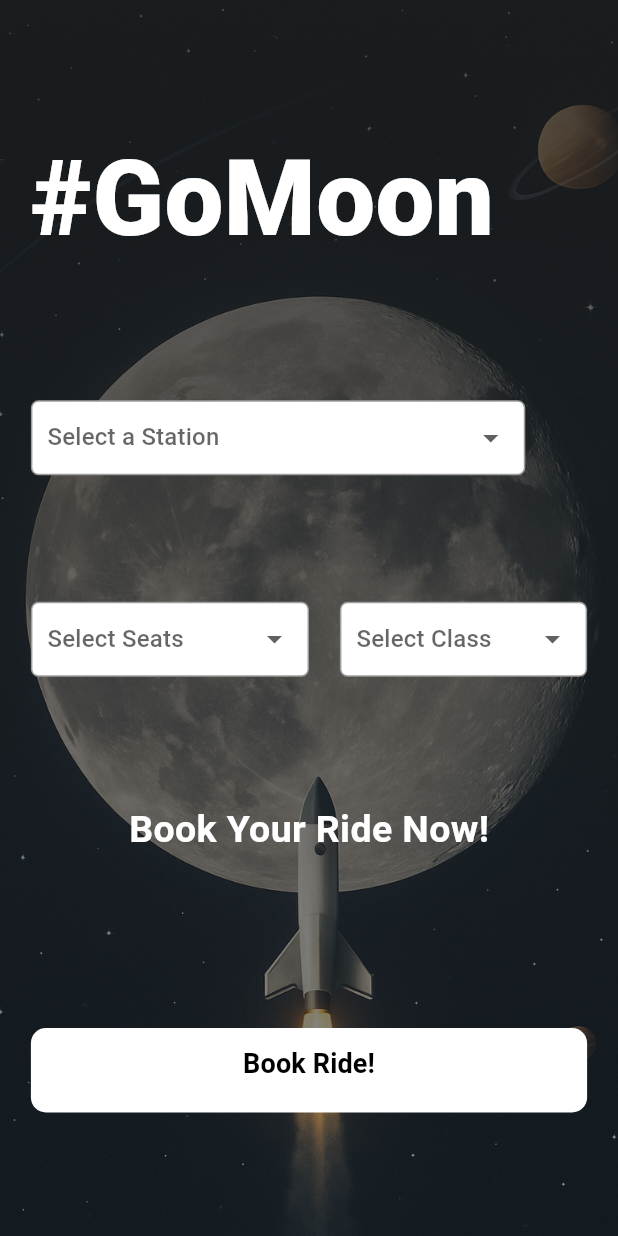
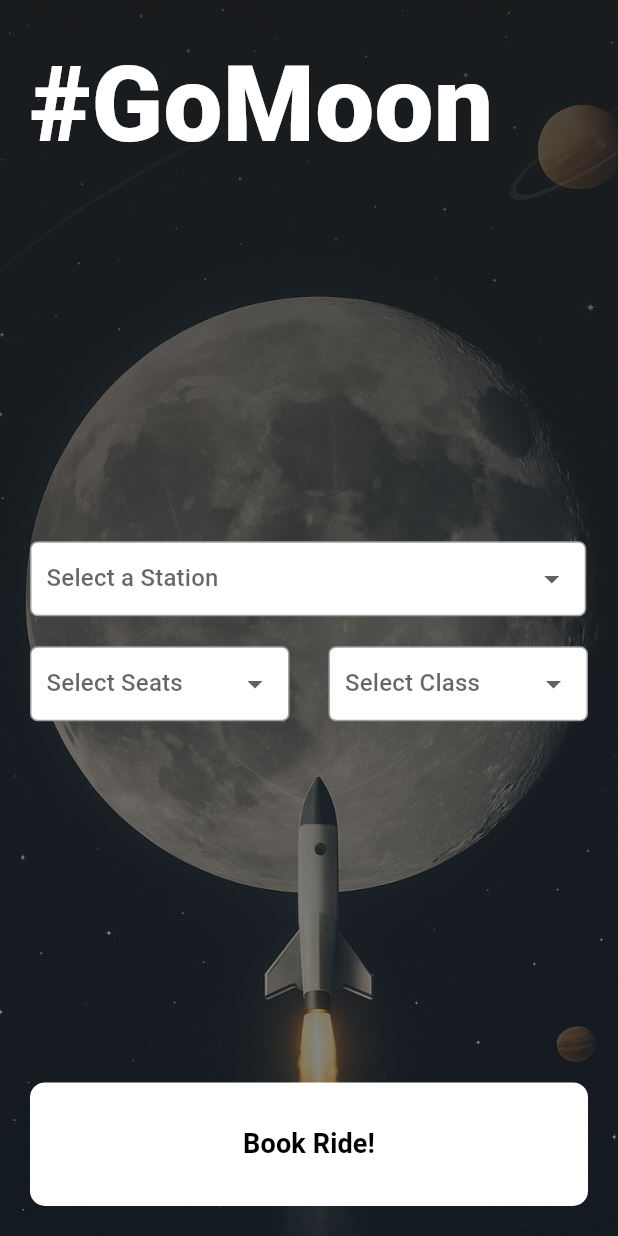
Before and after one commit to RANGIRA46/gomoon_flutter_app, a Flutter app: the screen it shows after launch, on a phone screen of 412 x 824 dp. Run offline on Flutter 3.47's test engine with Material 3 defaults, Android fonts, the phone set to English and light mode, and no system bars.

Commit message:
made some widget alignment

```diff
--- a/lib/pages/home_page.dart
+++ b/lib/pages/home_page.dart
@@ -22,22 +22,17 @@ class _HomePageState extends State<HomePage> {
     return Scaffold(
       body: Stack(
         children: [
-          _astroImageWidget(), // Background image
+          _astroImageWidget(deviceHeight, deviceWidth), // Background image
+          _gradientOverlay(deviceHeight, deviceWidth), // Gradient overlay
           SafeArea(
-            child: _buildGradientContainer(
             child: Column(
               mainAxisAlignment: MainAxisAlignment.spaceBetween,
-                mainAxisSize: MainAxisSize.max,
               crossAxisAlignment: CrossAxisAlignment.start,
               children: [
-                  _pageTitle(), // Centered title
-                  _stationDropdown(deviceWidth), // Station dropdown
-                  _travellerDropdown(deviceWidth), // Dropdown for number of travelers and class
-                  _bookRideWidget(deviceHeight, deviceWidth), // Book ride widget
+                _pageTitle(), // Title at the top
+                _formSection(deviceWidth), // Form section for dropdowns
+                _bookRideWidget(deviceHeight, deviceWidth), // Book ride section
               ],
-              ),
-              deviceHeight: deviceHeight,
-              deviceWidth: deviceWidth,
             ),
           ),
         ],
@@ -47,19 +42,24 @@ class _HomePageState extends State<HomePage> {
 
   /// Widget for the page title
   Widget _pageTitle() {
-    return const Text(
+    return const Padding(
+      padding: EdgeInsets.all(20),
+      child: Text(
         "#GoMoon",
         style: TextStyle(
           fontSize: 70,
           fontWeight: FontWeight.w800,
           color: Colors.white,
         ),
+      ),
     );
   }
 
   /// Widget for the astronaut background image
-  Widget _astroImageWidget() {
+  Widget _astroImageWidget(double deviceHeight, double deviceWidth) {
     return Container(
+      height: deviceHeight,
+      width: deviceWidth,
       decoration: const BoxDecoration(
         image: DecorationImage(
           image: AssetImage('assets/images/home_background.png'),
@@ -69,11 +69,44 @@ class _HomePageState extends State<HomePage> {
     );
   }
 
+  /// Widget for the gradient overlay
+  Widget _gradientOverlay(double deviceHeight, double deviceWidth) {
+    return Container(
+      height: deviceHeight,
+      width: deviceWidth,
+      decoration: const BoxDecoration(
+        gradient: LinearGradient(
+          colors: [
+            Color.fromRGBO(31, 31, 31, 0.8),
+            Color.fromRGBO(31, 31, 31, 0.5),
+          ],
+          begin: Alignment.topCenter,
+          end: Alignment.bottomCenter,
+        ),
+      ),
+    );
+  }
+
+  /// Form section for the dropdowns
+  Widget _formSection(double deviceWidth) {
+    return Padding(
+      padding: const EdgeInsets.symmetric(horizontal: 20),
+      child: Column(
+        crossAxisAlignment: CrossAxisAlignment.start,
+        children: [
+          _stationDropdown(deviceWidth), // Station dropdown
+          const SizedBox(height: 20),
+          _travellerDropdown(deviceWidth), // Traveler and class dropdowns
+        ],
+      ),
+    );
+  }
+
   /// Dropdown for station selection
   Widget _stationDropdown(double deviceWidth) {
     return CustomDropdownButton(
       values: const ['Johnson Webb Station', 'Baraka Station'], // Station options
-      width: deviceWidth * 0.8, // 80% of screen width
+      width: deviceWidth * 0.9, // 90% of screen width
       placeholder: selectedStation ?? "Select a Station",
       onChanged: (value) {
         setState(() {
@@ -87,12 +120,10 @@ class _HomePageState extends State<HomePage> {
   Widget _travellerDropdown(double deviceWidth) {
     return Row(
       mainAxisAlignment: MainAxisAlignment.spaceBetween,
-      mainAxisSize: MainAxisSize.max,
-      crossAxisAlignment: CrossAxisAlignment.center,
       children: [
         CustomDropdownButton(
           values: const ['1', '2', '3', '4'], // Number of travelers
-          width: deviceWidth * 0.45, // 45% of screen width
+          width: deviceWidth * 0.42, // 42% of screen width
           placeholder: selectedSeats ?? "Select Seats",
           onChanged: (value) {
             setState(() {
@@ -102,7 +133,7 @@ class _HomePageState extends State<HomePage> {
         ),
         CustomDropdownButton(
           values: const ['Economy', 'Business', 'First', 'Private'], // Travel class
-          width: deviceWidth * 0.40, // 40% of screen width
+          width: deviceWidth * 0.42, // 42% of screen width
           placeholder: selectedClass ?? "Select Class",
           onChanged: (value) {
             setState(() {
@@ -116,31 +147,12 @@ class _HomePageState extends State<HomePage> {
 
   /// Widget for the book ride section
   Widget _bookRideWidget(double deviceHeight, double deviceWidth) {
-    return Container(
-      height: deviceHeight * 0.25,
-      child: Column(
-        mainAxisAlignment: MainAxisAlignment.spaceBetween,
-        mainAxisSize: MainAxisSize.max,
-        crossAxisAlignment: CrossAxisAlignment.center,
-        children: [
-          const Text(
-            "Book Your Ride Now!",
-            style: TextStyle(
-              fontSize: 25,
-              fontWeight: FontWeight.bold,
-              color: Colors.white,
-            ),
-          ),
-          _rideButton(deviceHeight, deviceWidth),
-        ],
-      ),
-    );
-  }
-
-  /// Ride Button Widget
-  Widget _rideButton(double deviceHeight, double deviceWidth) {
-    return Container(
-      padding: EdgeInsets.only(bottom: deviceHeight * 0.01),
+    return Align(
+      alignment: Alignment.bottomCenter,
+      child: Padding(
+        padding: const EdgeInsets.all(20),
+        child: Container(
+          height: deviceHeight * 0.1,
           width: deviceWidth,
           decoration: BoxDecoration(
             color: Colors.white,
@@ -153,7 +165,8 @@ class _HomePageState extends State<HomePage> {
                   selectedSeats != null &&
                   selectedClass != null) {
                 // Show confirmation or proceed
-            print("Station: $selectedStation, Seats: $selectedSeats, Class: $selectedClass");
+                print(
+                    "Station: $selectedStation, Seats: $selectedSeats, Class: $selectedClass");
               } else {
                 // Show error or prompt user to select all options
                 print("Please select all required options.");
@@ -168,33 +181,8 @@ class _HomePageState extends State<HomePage> {
               ),
             ),
           ),
-    );
-  }
-
-  /// Reusable method to create a gradient container
-  Widget _buildGradientContainer({
-    required Widget child,
-    required double deviceHeight,
-    required double deviceWidth,
-  }) {
-    return Container(
-      height: deviceHeight,
-      width: deviceWidth,
-      padding: EdgeInsets.symmetric(
-        vertical: deviceHeight * 0.1,
-        horizontal: deviceWidth * 0.05,
-      ),
-      decoration: const BoxDecoration(
-        gradient: LinearGradient(
-          colors: [
-            Color.fromRGBO(31, 31, 31, 0.8),
-            Color.fromRGBO(31, 31, 31, 0.5),
-          ],
-          begin: Alignment.topCenter,
-          end: Alignment.bottomCenter,
         ),
       ),
-      child: child,
     );
   }
 }
```
Lines whose indentation alone changed are shown as unchanged.
